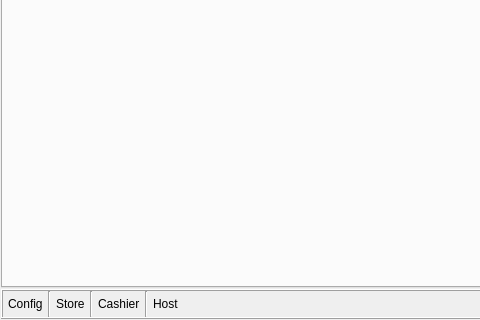
Old version of the form Shop/working.ui in the repository End1-1/Cafe5; both pictures show x 0 to 480 and y 336 to 656 of the 986 by 656 pixel window.
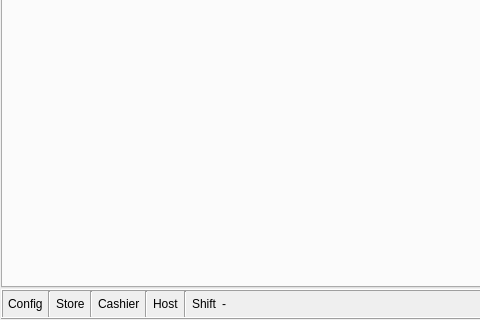
New version of the form. Icons and pictures are not drawn.

```diff
--- a/Shop/working.ui
+++ b/Shop/working.ui
@@ -686,6 +686,27 @@
         </property>
        </widget>
       </item>
+      <item>
+       <widget class="Line" name="line_4">
+        <property name="orientation">
+         <enum>Qt::Orientation::Vertical</enum>
+        </property>
+       </widget>
+      </item>
+      <item>
+       <widget class="QLabel" name="lbShift">
+        <property name="text">
+         <string>Shift</string>
+        </property>
+       </widget>
+      </item>
+      <item>
+       <widget class="QLabel" name="lbShiftInfo">
+        <property name="text">
+         <string>-</string>
+        </property>
+       </widget>
+      </item>
       <item>
        <spacer name="horizontalSpacer_2">
         <property name="orientation">
```
